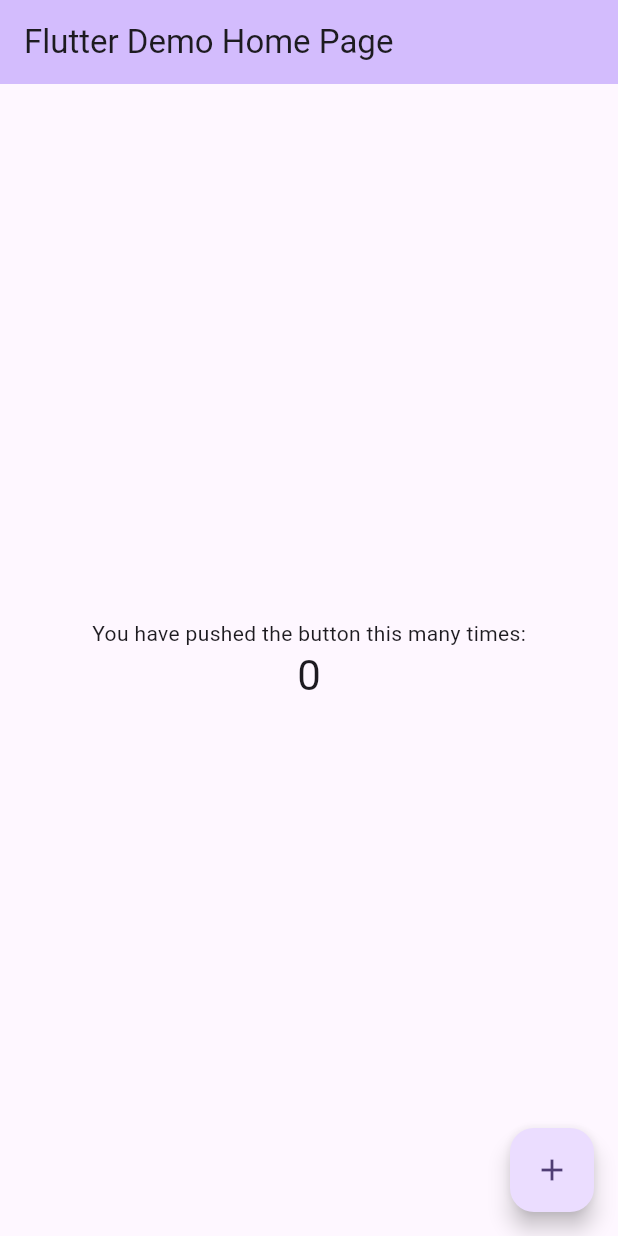
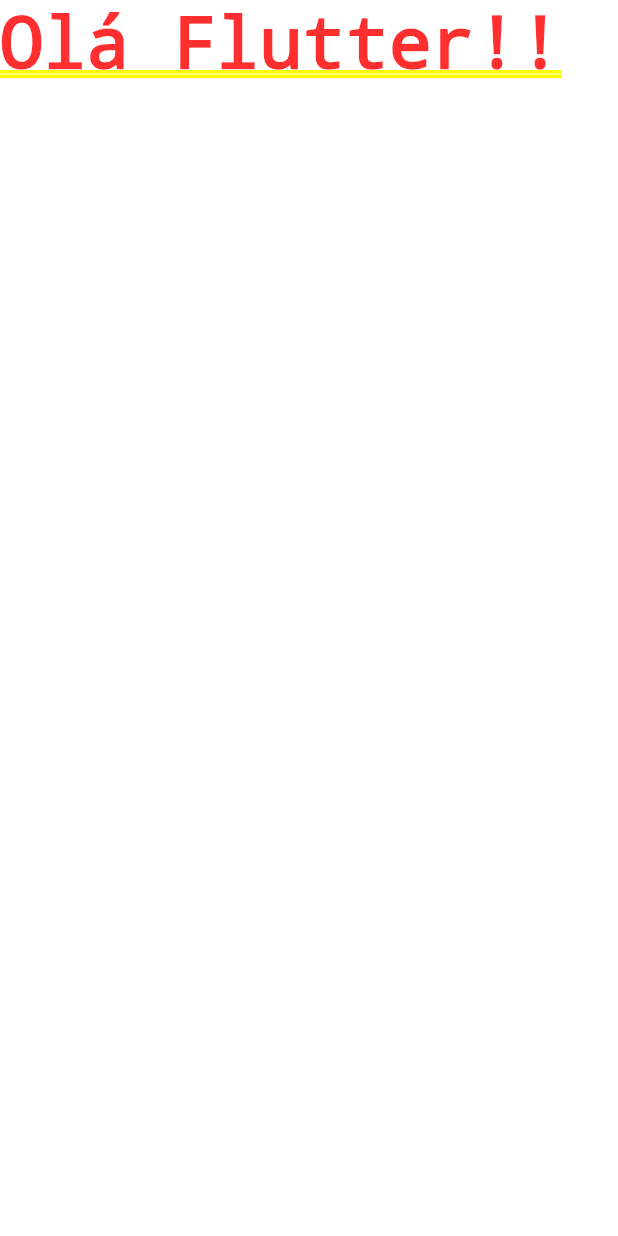
Before and after one commit to matheustakasaki/projeto_perguntas, a Flutter app: the screen it shows after launch, on a phone screen of 412 x 824 dp. Run offline on Flutter 3.47's test engine with Material 3 defaults, Android fonts, the phone set to English and light mode, and no system bars.

Commit message:
Dando sequência no projeto perguntas - criando widget próprio

```diff
--- a/lib/main.dart
+++ b/lib/main.dart
@@ -1,125 +1,16 @@
 import 'package:flutter/material.dart';
 
-void main() {
-  runApp(const MyApp());
+main() {
+  runApp(const PerguntaApp());
 }
 
-class MyApp extends StatelessWidget {
-  const MyApp({super.key});
+class PerguntaApp extends StatelessWidget {
+  const PerguntaApp({super.key});
 
-  // This widget is the root of your application.
   @override
   Widget build(BuildContext context) {
-    return MaterialApp(
-      title: 'Flutter Demo',
-      theme: ThemeData(
-        // This is the theme of your application.
-        //
-        // TRY THIS: Try running your application with "flutter run". You'll see
-        // the application has a purple toolbar. Then, without quitting the app,
-        // try changing the seedColor in the colorScheme below to Colors.green
-        // and then invoke "hot reload" (save your changes or press the "hot
-        // reload" button in a Flutter-supported IDE, or press "r" if you used
-        // the command line to start the app).
-        //
-        // Notice that the counter didn't reset back to zero; the application
-        // state is not lost during the reload. To reset the state, use hot
-        // restart instead.
-        //
-        // This works for code too, not just values: Most code changes can be
-        // tested with just a hot reload.
-        colorScheme: ColorScheme.fromSeed(seedColor: Colors.deepPurple),
-        useMaterial3: true,
-      ),
-      home: const MyHomePage(title: 'Flutter Demo Home Page'),
+    return const MaterialApp(
+      home: Text('Olá Flutter!!'),
     );
   }
 }
-
-class MyHomePage extends StatefulWidget {
-  const MyHomePage({super.key, required this.title});
-
-  // This widget is the home page of your application. It is stateful, meaning
-  // that it has a State object (defined below) that contains fields that affect
-  // how it looks.
-
-  // This class is the configuration for the state. It holds the values (in this
-  // case the title) provided by the parent (in this case the App widget) and
-  // used by the build method of the State. Fields in a Widget subclass are
-  // always marked "final".
-
-  final String title;
-
-  @override
-  State<MyHomePage> createState() => _MyHomePageState();
-}
-
-class _MyHomePageState extends State<MyHomePage> {
-  int _counter = 0;
-
-  void _incrementCounter() {
-    setState(() {
-      // This call to setState tells the Flutter framework that something has
-      // changed in this State, which causes it to rerun the build method below
-      // so that the display can reflect the updated values. If we changed
-      // _counter without calling setState(), then the build method would not be
-      // called again, and so nothing would appear to happen.
-      _counter++;
-    });
-  }
-
-  @override
-  Widget build(BuildContext context) {
-    // This method is rerun every time setState is called, for instance as done
-    // by the _incrementCounter method above.
-    //
-    // The Flutter framework has been optimized to make rerunning build methods
-    // fast, so that you can just rebuild anything that needs updating rather
-    // than having to individually change instances of widgets.
-    return Scaffold(
-      appBar: AppBar(
-        // TRY THIS: Try changing the color here to a specific color (to
-        // Colors.amber, perhaps?) and trigger a hot reload to see the AppBar
-        // change color while the other colors stay the same.
-        backgroundColor: Theme.of(context).colorScheme.inversePrimary,
-        // Here we take the value from the MyHomePage object that was created by
-        // the App.build method, and use it to set our appbar title.
-        title: Text(widget.title),
-      ),
-      body: Center(
-        // Center is a layout widget. It takes a single child and positions it
-        // in the middle of the parent.
-        child: Column(
-          // Column is also a layout widget. It takes a list of children and
-          // arranges them vertically. By default, it sizes itself to fit its
-          // children horizontally, and tries to be as tall as its parent.
-          //
-          // Column has various properties to control how it sizes itself and
-          // how it positions its children. Here we use mainAxisAlignment to
-          // center the children vertically; the main axis here is the vertical
-          // axis because Columns are vertical (the cross axis would be
-          // horizontal).
-          //
-          // TRY THIS: Invoke "debug painting" (choose the "Toggle Debug Paint"
-          // action in the IDE, or press "p" in the console), to see the
-          // wireframe for each widget.
-          mainAxisAlignment: MainAxisAlignment.center,
-          children: <Widget>[
-            const Text(
-              'You have pushed the button this many times:',
-            ),
-            Text(
-              '$_counter',
-              style: Theme.of(context).textTheme.headlineMedium,
-            ),
-          ],
-        ),
-      ),
-      floatingActionButton: FloatingActionButton(
-        onPressed: _incrementCounter,
-        tooltip: 'Increment',
-        child: const Icon(Icons.add),
-      ), // This trailing comma makes auto-formatting nicer for build methods.
-    );
-  }
-}
```
